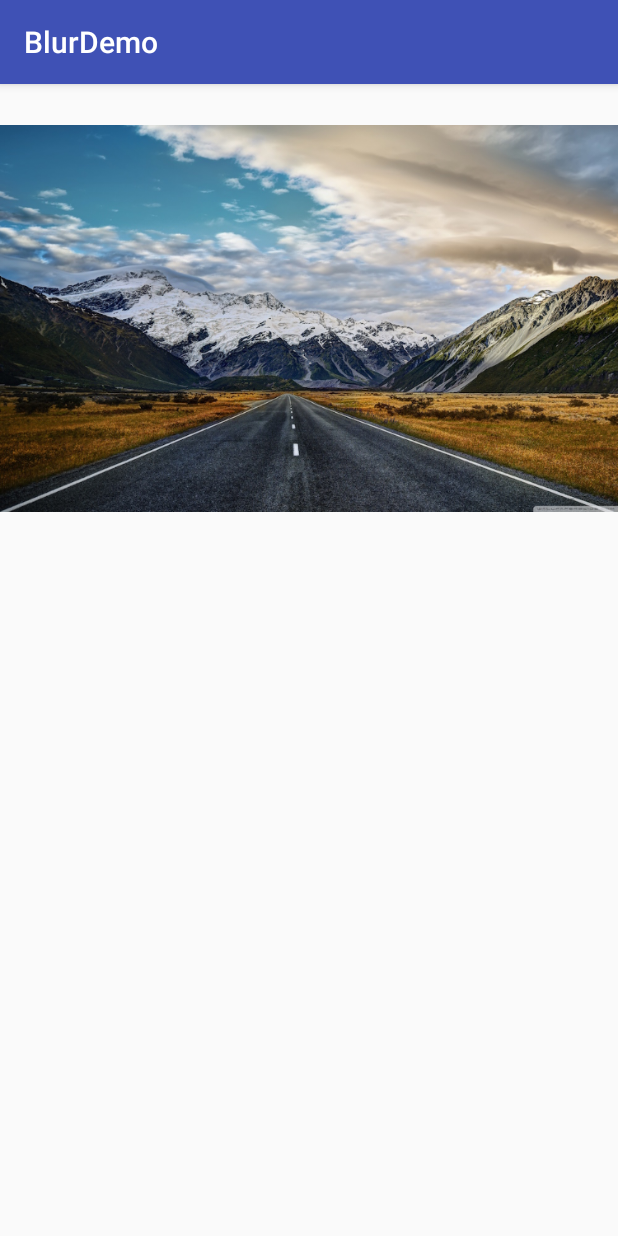
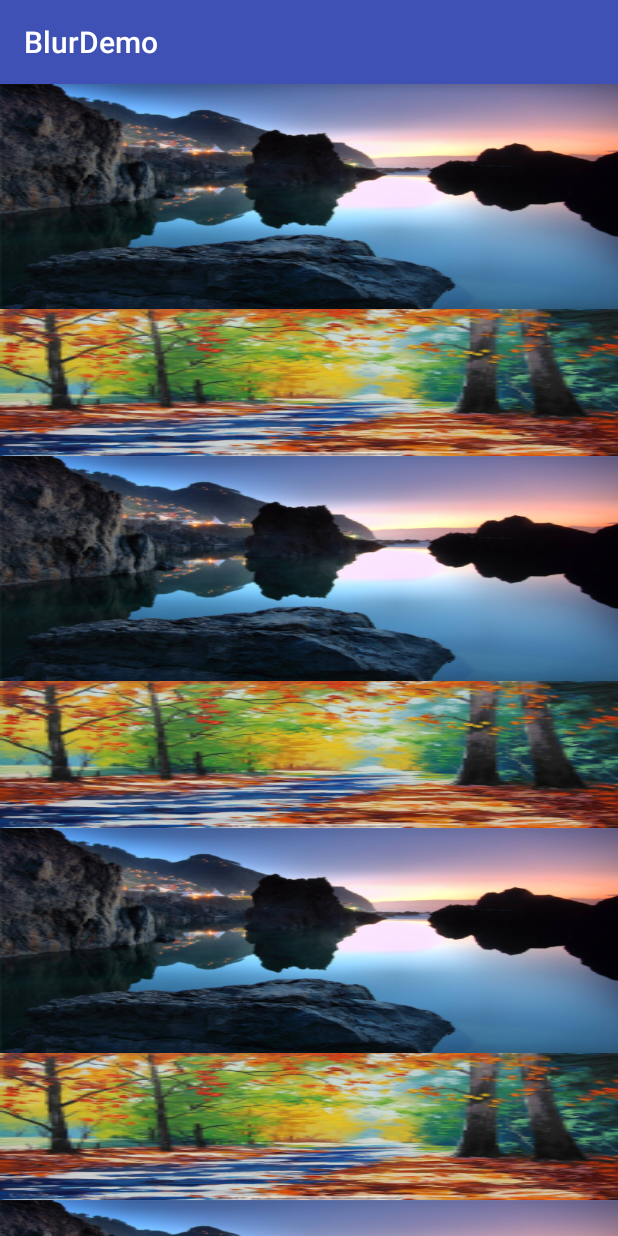
Before and after one commit to xiazdong/BlurDemo, an Android app: the screen it shows after launch (BlurActivity before the commit, BlurryActivity after it), after a tap on "BLURRY", on a phone screen of 412 x 824 dp. Run offline under Robolectric (Android 15) with nearby library versions, the phone set to English and light mode, and no system bars; our stand-ins replace ButterKnife; libraries missing offline, so code that uses them is left out: com.wonderkiln.blurkit, jp.wasabeef.blurry; 1 statement that could not run was skipped.

Commit message:
Blurry使用

```diff
--- a/app/build.gradle
+++ b/app/build.gradle
@@ -28,4 +28,5 @@ dependencies {
     compile 'com.jakewharton:butterknife:8.5.1'
     annotationProcessor 'com.jakewharton:butterknife-compiler:8.5.1'
     compile 'com.android.support:recyclerview-v7:24.2.1'
+    compile 'jp.wasabeef:blurry:2.1.1'
 }
--- a/app/src/main/java/xiazdong/me/blurdemo/BlurryActivity.java
+++ b/app/src/main/java/xiazdong/me/blurdemo/BlurryActivity.java
@@ -1,13 +1,73 @@
 package xiazdong.me.blurdemo;
 
+import android.graphics.Bitmap;
+import android.graphics.BitmapFactory;
 import android.support.v7.app.AppCompatActivity;
 import android.os.Bundle;
+import android.support.v7.widget.LinearLayoutManager;
+import android.support.v7.widget.RecyclerView;
+import android.widget.ImageView;
+
+import com.wonderkiln.blurkit.BlurKit;
+
+import java.util.Arrays;
+import java.util.List;
+
+import butterknife.BindView;
+import butterknife.ButterKnife;
+import jp.wasabeef.blurry.Blurry;
 
 public class BlurryActivity extends AppCompatActivity {
 
+    @BindView(R.id.recyclerview) RecyclerView mRecyclerView;
+    Integer[] images = {
+            R.mipmap.img_01,
+            R.mipmap.img_02,
+            R.mipmap.img_03,
+            R.mipmap.img_04,
+            R.mipmap.img_01,
+            R.mipmap.img_02,
+            R.mipmap.img_03,
+            R.mipmap.img_04,
+            R.mipmap.img_01,
+            R.mipmap.img_02,
+            R.mipmap.img_03,
+            R.mipmap.img_04,
+            R.mipmap.img_01,
+            R.mipmap.img_02,
+            R.mipmap.img_03,
+            R.mipmap.img_04,
+            R.mipmap.img_01,
+            R.mipmap.img_02,
+            R.mipmap.img_03,
+            R.mipmap.img_04
+    };
+    List<Integer> mImageList = Arrays.asList(images);
     @Override
     protected void onCreate(Bundle savedInstanceState) {
         super.onCreate(savedInstanceState);
         setContentView(R.layout.activity_blurry);
+        ButterKnife.bind(this);
+        mRecyclerView.setLayoutManager(new LinearLayoutManager(this, LinearLayoutManager.VERTICAL, false));
+        mRecyclerView.setAdapter(new QuickAdapter<Integer>(mImageList) {
+            @Override
+            public int getLayoutId(int viewType) {
+                return R.layout.item_blur;
+            }
+
+            @Override
+            public void convert(VH holder, Integer data, int position) {
+                ImageView imageView = holder.getView(R.id.item_image);
+                BitmapFactory.Options opts = new BitmapFactory.Options();
+                opts.inSampleSize = 4;
+                Bitmap image = BitmapFactory.decodeResource(BlurryActivity.this.getResources(), data, opts);
+                if (position % 2 == 0) {
+                    Blurry.with(BlurryActivity.this).radius(10)
+                            .sampling(2).async().from(image).into(imageView);
+                } else {
+                    imageView.setImageBitmap(image);
+                }
+            }
+        });
     }
 }
--- a/app/src/main/java/xiazdong/me/blurdemo/MainActivity.java
+++ b/app/src/main/java/xiazdong/me/blurdemo/MainActivity.java
@@ -35,7 +35,7 @@ public class MainActivity extends AppCompatActivity implements View.OnClickListe
                 goToActivity(BlurKitActivity.class);
                 break;
             case R.id.btn_blurry:
-                goToActivity(BlurActivity.class);
+                goToActivity(BlurryActivity.class);
                 break;
         }
     }
--- a/app/src/main/res/layout/activity_blurry.xml
+++ b/app/src/main/res/layout/activity_blurry.xml
@@ -4,5 +4,9 @@
     android:layout_height="match_parent"
     android:orientation="vertical"
     >
-
+    <android.support.v7.widget.RecyclerView
+        android:id="@+id/recyclerview"
+        android:layout_width="match_parent"
+        android:layout_height="match_parent"
+        />
 </LinearLayout>
```
